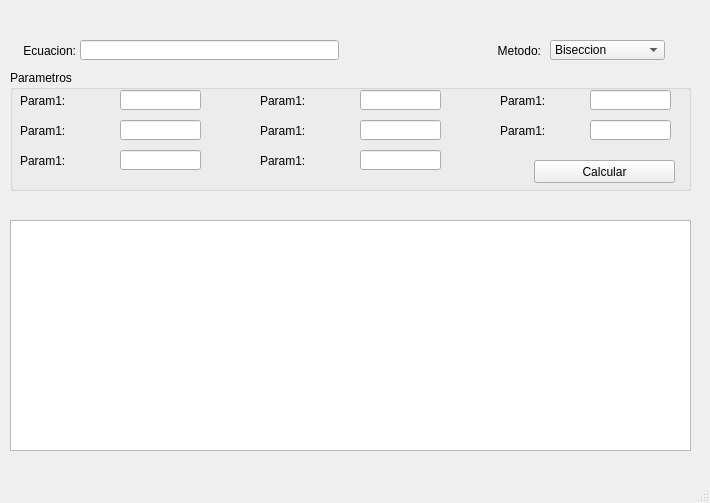
This is mwindow.ui in jcespinoza/MetodoNumericos as Qt 5 draws it before an edit. The edited form follows.
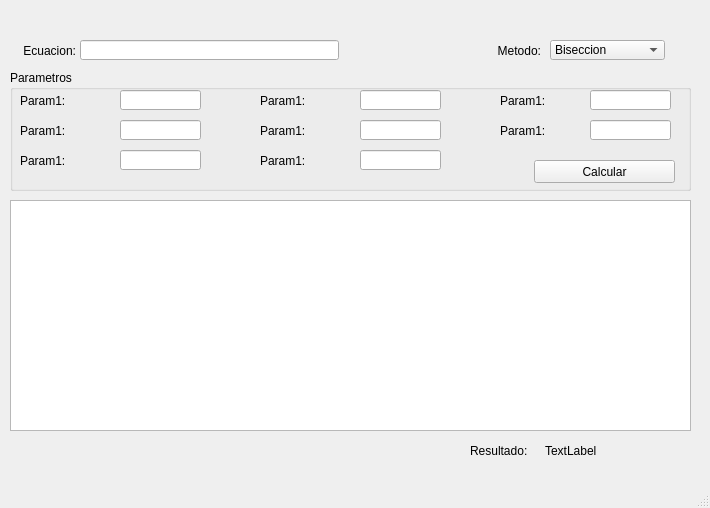
This is the edited form.

The edit to the form file:
```diff
--- a/mwindow.ui
+++ b/mwindow.ui
@@ -7,7 +7,7 @@
     <x>0</x>
     <y>0</y>
     <width>710</width>
-    <height>503</height>
+    <height>508</height>
    </rect>
   </property>
   <property name="windowTitle">
@@ -310,12 +310,38 @@
     <property name="geometry">
      <rect>
       <x>10</x>
-      <y>220</y>
+      <y>200</y>
       <width>681</width>
       <height>231</height>
      </rect>
     </property>
    </widget>
+   <widget class="QLabel" name="lbResult">
+    <property name="geometry">
+     <rect>
+      <x>545</x>
+      <y>440</y>
+      <width>121</width>
+      <height>21</height>
+     </rect>
+    </property>
+    <property name="text">
+     <string>TextLabel</string>
+    </property>
+   </widget>
+   <widget class="QLabel" name="label_3">
+    <property name="geometry">
+     <rect>
+      <x>470</x>
+      <y>440</y>
+      <width>61</width>
+      <height>21</height>
+     </rect>
+    </property>
+    <property name="text">
+     <string>Resultado:</string>
+    </property>
+   </widget>
   </widget>
   <widget class="QMenuBar" name="menubar">
    <property name="geometry">
```
